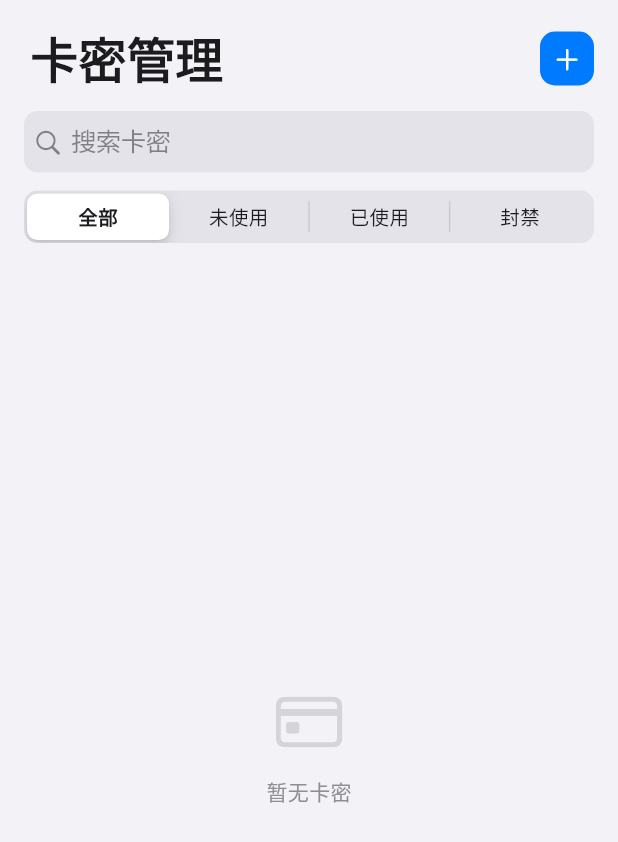
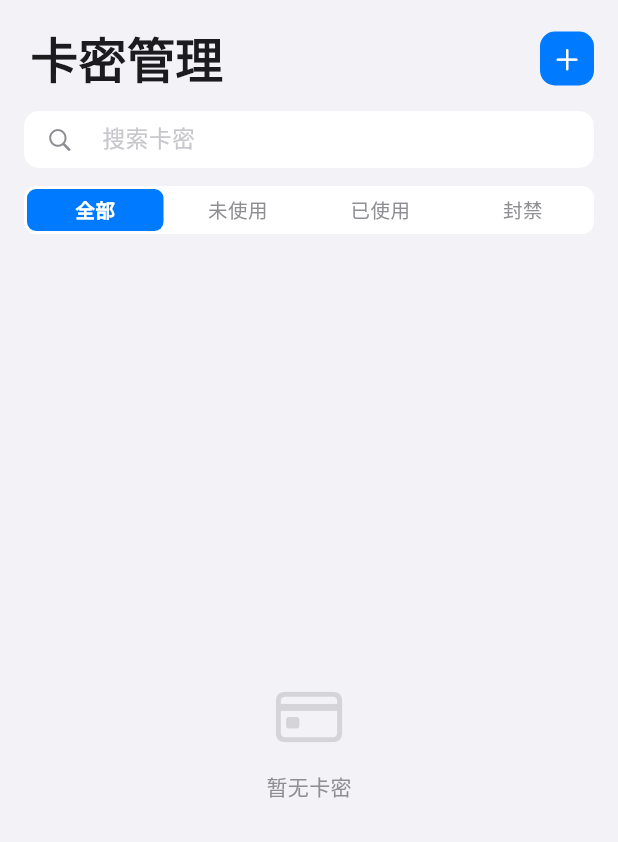
Before and after one commit to shendehao/apple-app, a Flutter app: the CardListPage screen opened directly, on a phone screen of 412 x 824 dp. Shown: the top 842 px of the screen. Run offline on Flutter 3.47's test engine with Material 3 defaults, Android fonts, the phone set to English and light mode, and no system bars; our stand-ins replace dio, shared_preferences; accounts and stored records are empty; network calls fail; Roboto replaces fonts that are missing (PingFang SC).

Commit message:
fix: batch create API field, search bar style, iOS 26 native glass nav, web/ios platform setup

```diff
--- a/lib/pages/card_batch_create_page.dart
+++ b/lib/pages/card_batch_create_page.dart
@@ -43,9 +43,9 @@ class _CardBatchCreatePageState extends State<CardBatchCreatePage> {
         prefix: _prefixCtrl.text.trim().isEmpty ? null : _prefixCtrl.text.trim(),
         unbindLimit: _noLimit ? null : int.tryParse(_unbindCtrl.text.trim()));
       if (mounted) {
-        if (resp['code'] == 0 && resp['data'] != null) {
-          setState(() { _keys = List<String>.from(resp['data']['keys'] ?? []); _loading = false; });
-        } else { _toast(resp['msg'] ?? '失败'); setState(() => _loading = false); }
+        if (resp['code'] == 0 && resp['keys'] != null) {
+          setState(() { _keys = List<String>.from(resp['keys']); _loading = false; });
+        } else { _toast(resp['message'] ?? resp['msg'] ?? '失败'); setState(() => _loading = false); }
       }
     } catch (e) { if (mounted) { _toast('网络错误'); setState(() => _loading = false); } }
   }
--- a/lib/pages/card_list_page.dart
+++ b/lib/pages/card_list_page.dart
@@ -120,20 +120,45 @@ class _CardListPageState extends State<CardListPage> {
           ),
           Padding(
             padding: const EdgeInsets.fromLTRB(16, 12, 16, 0),
-            child: CupertinoSearchTextField(controller: _searchController, onChanged: (_) => _loadCards(), placeholder: '搜索卡密'),
+            child: Container(
+              height: 38,
+              decoration: BoxDecoration(color: Colors.white, borderRadius: BorderRadius.circular(10)),
+              child: TextField(
+                controller: _searchController,
+                onChanged: (_) => _loadCards(),
+                style: const TextStyle(fontSize: 15, color: Color(0xFF1C1C1E)),
+                decoration: InputDecoration(
+                  hintText: '搜索卡密', hintStyle: const TextStyle(color: Color(0xFFC7C7CC), fontSize: 15),
+                  prefixIcon: const Icon(CupertinoIcons.search, size: 18, color: Color(0xFF8E8E93)),
+                  border: InputBorder.none, isDense: true,
+                  contentPadding: const EdgeInsets.symmetric(vertical: 10),
+                ),
+              ),
+            ),
           ),
           Padding(
             padding: const EdgeInsets.fromLTRB(16, 12, 16, 8),
-            child: SizedBox(width: double.infinity, child: CupertinoSlidingSegmentedControl<String>(
-              groupValue: _statusFilter,
-              children: const {
-                '': Padding(padding: EdgeInsets.symmetric(vertical: 6), child: Text('全部', style: TextStyle(fontSize: 13))),
-                'unused': Padding(padding: EdgeInsets.symmetric(vertical: 6), child: Text('未使用', style: TextStyle(fontSize: 13))),
-                'used': Padding(padding: EdgeInsets.symmetric(vertical: 6), child: Text('已使用', style: TextStyle(fontSize: 13))),
-                'banned': Padding(padding: EdgeInsets.symmetric(vertical: 6), child: Text('封禁', style: TextStyle(fontSize: 13))),
-              },
-              onValueChanged: (val) { setState(() => _statusFilter = val ?? ''); _loadCards(); },
-            )),
+            child: Container(
+              height: 32,
+              decoration: BoxDecoration(color: Colors.white, borderRadius: BorderRadius.circular(8)),
+              child: Row(children: ['', 'unused', 'used', 'banned'].map((s) {
+                final labels = {'': '全部', 'unused': '未使用', 'used': '已使用', 'banned': '封禁'};
+                final isActive = _statusFilter == s;
+                return Expanded(child: GestureDetector(
+                  onTap: () { setState(() => _statusFilter = s); _loadCards(); },
+                  child: AnimatedContainer(
+                    duration: const Duration(milliseconds: 200),
+                    margin: const EdgeInsets.all(2),
+                    decoration: BoxDecoration(
+                      color: isActive ? const Color(0xFF007AFF) : Colors.transparent,
+                      borderRadius: BorderRadius.circular(6),
+                    ),
+                    alignment: Alignment.center,
+                    child: Text(labels[s]!, style: TextStyle(fontSize: 13, fontWeight: isActive ? FontWeight.w600 : FontWeight.w400, color: isActive ? Colors.white : const Color(0xFF8E8E93))),
+                  ),
+                ));
+              }).toList()),
+            ),
           ),
           Expanded(
             child: _isLoading
```
Also changed, not shown: lib/pages/main_shell.dart (+55 -98 lines), 49 other files.
